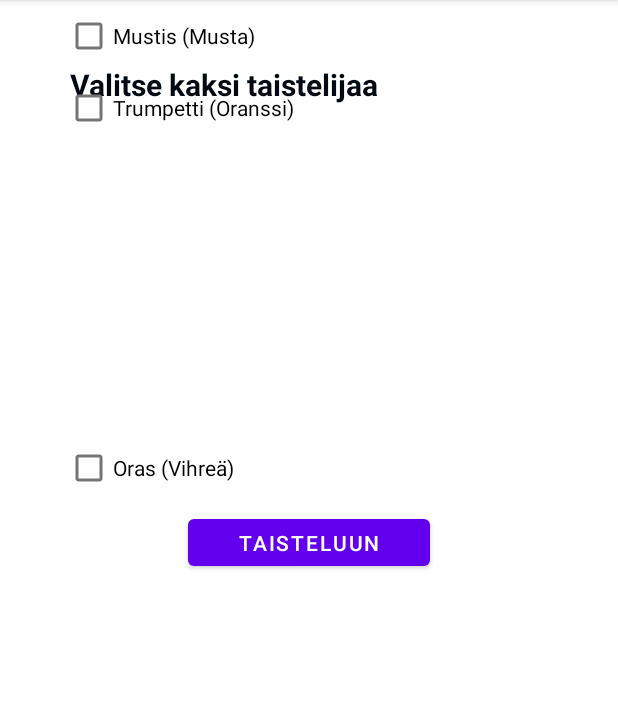
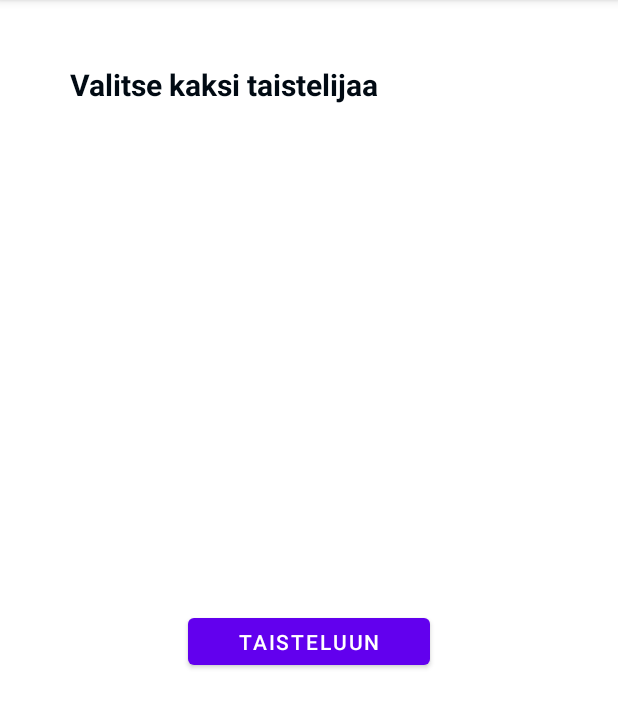
Before and after one commit to Sham-98/JavaProjectApp, an Android app: the BattleActivity screen opened directly, with no data from a screen before it, on a phone screen of 412 x 824 dp, the part 84-812 px from its top. Run offline under Robolectric (Android 15) with nearby library versions, the phone set to English and light mode, and no system bars.

Commit message:
Annika
CheckButoonit, ainakin home fragmenttiin

Co-Authored-By: Destiniu <131793505+Destiniu@users.noreply.github.com>
Co-Authored-By: Sham-98 <130893083+Sham-98@users.noreply.github.com>

```diff
--- a/app/src/main/java/org/gpiste/javaprojectapp/BattleActivity.java
+++ b/app/src/main/java/org/gpiste/javaprojectapp/BattleActivity.java
@@ -18,10 +18,6 @@ public class BattleActivity extends AppCompatActivity {
     protected void onCreate(Bundle savedInstanceState) {
         super.onCreate(savedInstanceState);
         setContentView(R.layout.activity_battle);
-        box1 = findViewById(R.id.box1);
-        box2 = findViewById(R.id.box2);
-        box3 = findViewById(R.id.box3);
-        box4 = findViewById(R.id.box4);
         Fight = findViewById(R.id.Fight);
         textView = findViewById(R.id.textView);
 
--- a/app/src/main/res/layout/activity_battle.xml
+++ b/app/src/main/res/layout/activity_battle.xml
@@ -22,52 +22,6 @@
         app:layout_constraintTop_toTopOf="parent"
         app:layout_constraintVertical_bias="0.058" />
 
-    <CheckBox
-        android:id="@+id/box1"
-        android:layout_width="wrap_content"
-        android:layout_height="wrap_content"
-        android:text="Pinky (pinkki)"
-        app:layout_constraintBottom_toTopOf="@+id/box2"
-        app:layout_constraintEnd_toEndOf="parent"
-        app:layout_constraintHorizontal_bias="0.145"
-        app:layout_constraintStart_toStartOf="parent"
-        app:layout_constraintTop_toTopOf="parent"
-        app:layout_constraintVertical_bias="1.0" />
-
-    <CheckBox
-        android:id="@+id/box4"
-        android:layout_width="wrap_content"
-        android:layout_height="wrap_content"
-        android:layout_marginBottom="432dp"
-        android:text="Oras (Vihreä)"
-        app:layout_constraintBottom_toBottomOf="parent"
-        app:layout_constraintEnd_toEndOf="parent"
-        app:layout_constraintHorizontal_bias="0.145"
-        app:layout_constraintStart_toStartOf="parent" />
-
-    <CheckBox
-        android:id="@+id/box3"
-        android:layout_width="wrap_content"
-        android:layout_height="wrap_content"
-        android:layout_marginBottom="112dp"
-        android:text="Trumpetti (Oranssi)"
-        app:layout_constraintBottom_toBottomOf="@+id/box4"
-        app:layout_constraintEnd_toEndOf="parent"
-        app:layout_constraintHorizontal_bias="0.167"
-        app:layout_constraintStart_toStartOf="parent"
-        app:layout_constraintTop_toBottomOf="@+id/box2"
-        app:layout_constraintVertical_bias="0.0" />
-
-    <CheckBox
-        android:id="@+id/box2"
-        android:layout_width="wrap_content"
-        android:layout_height="wrap_content"
-        android:text="Mustis (Musta)"
-        app:layout_constraintEnd_toEndOf="parent"
-        app:layout_constraintHorizontal_bias="0.151"
-        app:layout_constraintStart_toStartOf="parent"
-        tools:layout_editor_absoluteY="153dp" />
-
     <Button
         android:id="@+id/Fight"
         android:layout_width="161dp"
@@ -77,5 +31,59 @@
         app:layout_constraintEnd_toEndOf="parent"
         app:layout_constraintStart_toStartOf="parent"
         app:layout_constraintTop_toTopOf="parent"
-        app:layout_constraintVertical_bias="0.469" />
+        app:layout_constraintVertical_bias="0.56" />
+
+    <RadioGroup
+        android:layout_width="wrap_content"
+        android:layout_height="wrap_content"
+        app:layout_constraintBottom_toBottomOf="parent"
+        app:layout_constraintEnd_toEndOf="@+id/textView"
+        app:layout_constraintHorizontal_bias="0.0"
+        app:layout_constraintStart_toStartOf="@+id/textView"
+        app:layout_constraintTop_toBottomOf="@+id/textView"
+        app:layout_constraintVertical_bias="0.0">
+
+        <CheckBox
+            android:id="@+id/MycheckBox1"
+            android:layout_width="wrap_content"
+            android:layout_height="wrap_content"
+            android:text="Eka checkbox"
+            android:visibility="invisible" />
+
+        <CheckBox
+            android:id="@+id/MycheckBox2"
+            android:layout_width="wrap_content"
+            android:layout_height="wrap_content"
+            android:text="Toka checkbox"
+            android:visibility="invisible" />
+
+        <CheckBox
+            android:id="@+id/MycheckBox3"
+            android:layout_width="wrap_content"
+            android:layout_height="wrap_content"
+            android:text="Kolmas checkbox"
+            android:visibility="invisible" />
+
+        <CheckBox
+            android:id="@+id/MycheckBox4"
+            android:layout_width="wrap_content"
+            android:layout_height="wrap_content"
+            android:text="Näljäs checkbox"
+            android:visibility="invisible" />
+
+        <CheckBox
+            android:id="@+id/MycheckBox5"
+            android:layout_width="wrap_content"
+            android:layout_height="wrap_content"
+            android:text="Viides checkbox"
+            android:visibility="invisible" />
+
+        <CheckBox
+            android:id="@+id/MycheckBox6"
+            android:layout_width="wrap_content"
+            android:layout_height="wrap_content"
+            android:text="Kuudes checkbox"
+            android:visibility="invisible" />
+    </RadioGroup>
+
 </androidx.constraintlayout.widget.ConstraintLayout>
```
Also changed, not shown: app/src/main/java/org/gpiste/javaprojectapp/Storage.java (+8 -0 lines), app/src/main/java/org/gpiste/javaprojectapp/fragments/BattleFragment.java (+19 -33 lines), app/src/main/java/org/gpiste/javaprojectapp/fragments/HomeFragment.java (+21 -21 lines), app/src/main/java/org/gpiste/javaprojectapp/fragments/WorkoutFragment.java (+16 -6 lines), app/src/main/res/layout/fragment_battle.xml (+5 -36 lines), app/src/main/res/layout/fragment_home.xml (+26 -20 lines), app/src/main/res/layout/fragment_workout.xml (+5 -36 lines).
